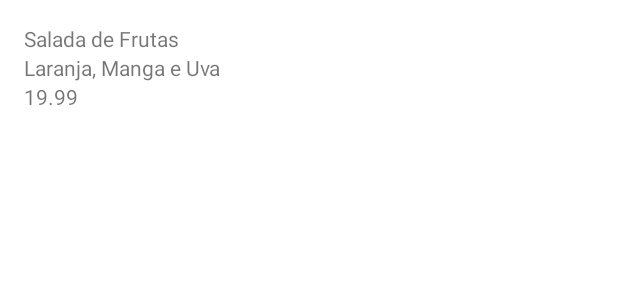
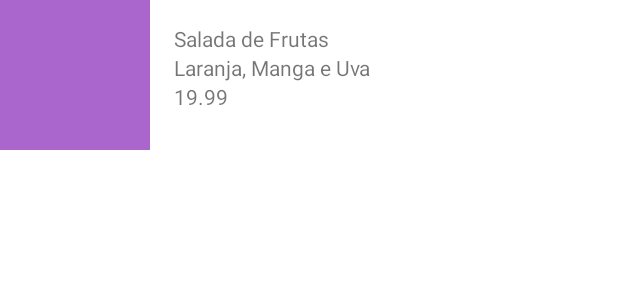
Before and after one commit to MouraRafael/alura-android-kotlin-Orgs, an Android app: the layout produto_item.xml on its own in the app's theme, with its tools: preview values and no code run, on a phone screen of 412 x 824 dp. Shown: the top 300 px of the screen. Run offline under Robolectric (Android 15) with nearby library versions, the phone set to English and light mode, and no system bars.

Commit message:
01-06 Faça como eu fiz: Utilizando a ImageView no layout do produto

```diff
--- a/app/src/main/res/layout/produto_item.xml
+++ b/app/src/main/res/layout/produto_item.xml
@@ -12,7 +12,7 @@
 
         tools:text="Salada de Frutas"
         android:layout_margin="16dp"
-        app:layout_constraintStart_toStartOf="parent"
+        app:layout_constraintStart_toEndOf="@id/imageView3"
         app:layout_constraintEnd_toEndOf="parent"
         app:layout_constraintTop_toTopOf="parent"
 
@@ -26,9 +26,9 @@
         android:layout_height="wrap_content"
         app:layout_constraintTop_toBottomOf="@id/produto_item_nome"
 
-        app:layout_constraintStart_toStartOf="parent"
-        app:layout_constraintEnd_toEndOf="parent"
-        android:layout_marginStart="16dp"
+        app:layout_constraintStart_toStartOf="@id/produto_item_nome"
+        app:layout_constraintEnd_toEndOf="@id/produto_item_nome"
+
         android:layout_marginEnd="16dp"
 
 
@@ -40,11 +40,25 @@
         android:layout_height="wrap_content"
         tools:text="19.99"
 
-        app:layout_constraintEnd_toEndOf="parent"
+        app:layout_constraintEnd_toEndOf="@id/produto_item_nome"
         app:layout_constraintTop_toBottomOf="@id/produto_item_descricao"
-        app:layout_constraintStart_toStartOf="parent"
-        android:layout_marginStart="16dp"
+        app:layout_constraintStart_toStartOf="@id/produto_item_nome"
+
         android:layout_marginEnd="16dp"
         />
 
+    <ImageView
+        android:id="@+id/imageView3"
+        android:layout_width="100dp"
+        android:layout_height="100dp"
+        android:scaleType="centerCrop"
+        tools:srcCompat="@tools:sample/backgrounds/scenic"
+        app:layout_constraintStart_toStartOf="parent"
+        app:layout_constraintTop_toTopOf="parent"
+        app:layout_constraintEnd_toStartOf="@id/produto_item_nome"
+        app:layout_constraintBottom_toBottomOf="parent"
+        app:srcCompat="@android:color/holo_purple"
+
+        />
+
 </androidx.constraintlayout.widget.ConstraintLayout>
```
